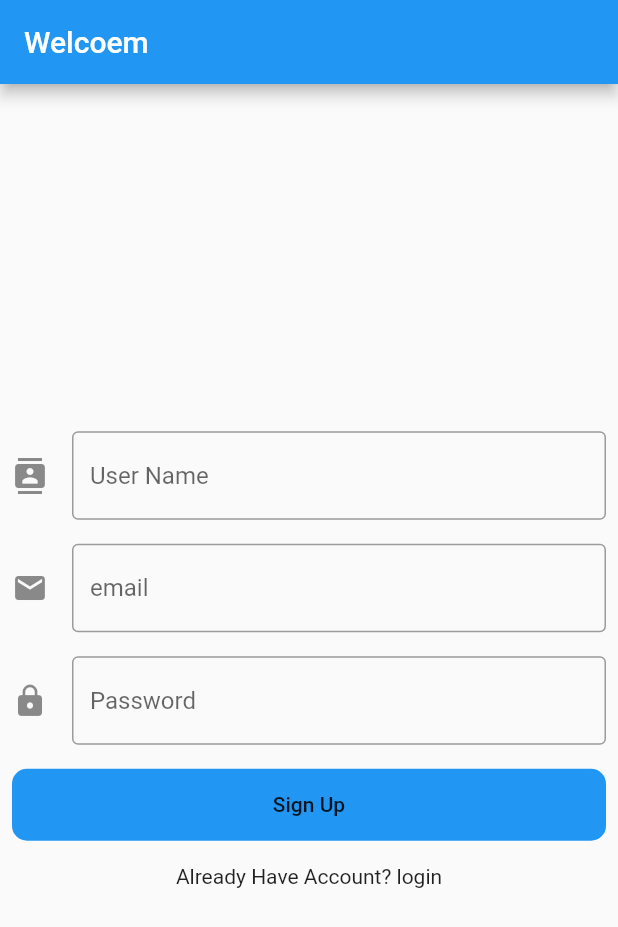
After one commit to AhmedSalemgitHub/park_bark, a Flutter app: the screen it shows after launch, after a tap on "Sign Up", on a phone screen of 412 x 824 dp. The commit adds this screen. Shown: the top 927 px of the screen. Run offline on Flutter 3.47's test engine with Material 2 defaults, Android fonts, the light colour scheme and no system bars; our stand-ins replace carousel_pro, cloud_firestore, firebase_auth, google_sign_in, smooth_star_rating; accounts and stored records are empty.

Commit message:
add sign up page

```diff
--- a/lib/custom_widgets/Products.dart
+++ b/lib/custom_widgets/Products.dart
@@ -105,7 +105,7 @@ class SingleProduct extends StatelessWidget {
                 child: Row(
                   children: <Widget>[
                     Expanded(child: Text(productName,style: TextStyle(fontWeight: FontWeight.bold,fontSize: 16.0),),),
-                    Text("\$${productPrice}",style: TextStyle(color: Colors.red,fontWeight: FontWeight.bold,fontSize: 16.0),)
+                    Text("\$$productPrice",style: TextStyle(color: Colors.red,fontWeight: FontWeight.bold,fontSize: 16.0),)
                   ],
                 )
               ),
--- a/lib/pages/HomePage.dart
+++ b/lib/pages/HomePage.dart
@@ -9,7 +9,7 @@ class HomePage extends StatefulWidget {
 }
 
 class _HomePageState extends State<HomePage> {
-  Widget image_carousel = new Container(
+  Widget imageCarousel = new Container(
     height: 180.0,
     child: Carousel(
       boxFit: BoxFit.cover,
@@ -40,7 +40,7 @@ class _HomePageState extends State<HomePage> {
       ),
       body: Column(
         children: <Widget>[
-          image_carousel,
+          imageCarousel,
           Container(
             alignment: Alignment.center,
             width: double.infinity,
--- a/lib/pages/Landing.dart
+++ b/lib/pages/Landing.dart
@@ -5,7 +5,7 @@ import 'package:park_bark/pages/HomePage.dart';
 import 'package:park_bark/pages/MyCart.dart';
 import 'package:park_bark/pages/MyAccount.dart';
 import 'package:park_bark/pages/More.dart';
-import 'package:park_bark/pages/login.dart';
+
 
 class LandingPage extends StatefulWidget {
   final FirebaseUser user;
--- a/lib/pages/login.dart
+++ b/lib/pages/login.dart
@@ -1,9 +1,6 @@
-
-
 import 'package:flutter/material.dart';
 import 'package:park_bark/pages/Landing.dart';
-import 'package:shared_preferences/shared_preferences.dart';
-import 'package:fluttertoast/fluttertoast.dart';
+import 'package:park_bark/pages/signup.dart';
 import 'package:firebase_auth/firebase_auth.dart';
 import 'package:google_sign_in/google_sign_in.dart';
 import 'package:cloud_firestore/cloud_firestore.dart';
@@ -14,12 +11,14 @@ class LogIn extends StatefulWidget {
 }
 
 class _LogInState extends State<LogIn> {
-
   final GoogleSignIn _googleSignIn = GoogleSignIn();
   final FirebaseAuth _auth = FirebaseAuth.instance;
   final _formKey = GlobalKey<FormState>();
   final TextEditingController _emailTextController = TextEditingController();
   final TextEditingController _passwordTextController = TextEditingController();
+
+  var _formEmail;
+  var _formPassword;
 
   var currentUser = "not Signed in";
 
@@ -37,20 +36,48 @@ class _LogInState extends State<LogIn> {
     final FirebaseUser user =
         (await _auth.signInWithCredential(credential)).user;
 
-    if(user != null) {
+    if (user != null) {
       final QuerySnapshot result = await Firestore.instance
           .collection("users")
-          .where("id",isEqualTo: user.uid).getDocuments();
+          .where("id", isEqualTo: user.uid)
+          .getDocuments();
 
       final List<DocumentSnapshot> document = result.documents;
-      if(document.length == 0){
-        Firestore.instance.collection("users").document(user.uid)
-            .setData({
-          "id":user.uid,
-          "name":user.displayName,
-          "pic":user.photoUrl,
+      if (document.length == 0) {
+        Firestore.instance.collection("users").document(user.uid).setData({
+          "id": user.uid,
+          "name": user.displayName,
+          "pic": user.photoUrl,
         });
+      }
+    }
 
+    return user;
+  }
+
+  Future<FirebaseUser> _handleSignInEmailAndPassword(String _email, String _password) async {
+    final GoogleSignInAccount googleUser = await _googleSignIn.signIn();
+    final GoogleSignInAuthentication googleAuth =
+        await googleUser.authentication;
+    final AuthCredential credential =
+        EmailAuthProvider.getCredential(email: _email, password: _password);
+
+    final FirebaseUser user =
+        (await _auth.signInWithCredential(credential)).user;
+
+    if (user != null) {
+      final QuerySnapshot result = await Firestore.instance
+          .collection("users")
+          .where("id", isEqualTo: user.uid)
+          .getDocuments();
+
+      final List<DocumentSnapshot> document = result.documents;
+      if (document.length == 0) {
+        Firestore.instance.collection("users").document(user.uid).setData({
+          "id": user.uid,
+          "name": user.displayName,
+          "pic": user.photoUrl,
+        });
       }
     }
 
@@ -66,7 +93,9 @@ class _LogInState extends State<LogIn> {
   @override
   Widget build(BuildContext context) {
     return Scaffold(
-      appBar: AppBar(title: Text("Welcoem"),),
+      appBar: AppBar(
+        title: Text("Welcoem"),
+      ),
       body: Center(
         child: Column(
           mainAxisAlignment: MainAxisAlignment.center,
@@ -78,30 +107,35 @@ class _LogInState extends State<LogIn> {
                   Padding(
                     padding: const EdgeInsets.all(8.0),
                     child: TextFormField(
+                      onSaved: (value) {
+                        _formEmail = value;
+                      },
                       controller: _emailTextController,
-                      validator: (value){
-                        if(value.isEmpty){
+                      validator: (value) {
+                        if (value.isEmpty) {
                           return 'please enter your e-mail';
-                        }else{
+                        } else {
                           return null;
                         }
                       },
                       decoration: InputDecoration(
                           hintText: "email",
                           icon: Icon(Icons.email),
-                          border: OutlineInputBorder()
-                      ),
+                          border: OutlineInputBorder()),
                     ),
                   ),
                   Padding(
                     padding: const EdgeInsets.all(8.0),
                     child: TextFormField(
-                      validator: (value){
-                        if(value.isEmpty) {
+                      onSaved: (value) {
+                        _formPassword = value;
+                      },
+                      validator: (value) {
+                        if (value.isEmpty) {
                           return 'please enter your password';
-                        }else if(value.length < 6){
+                        } else if (value.length < 6) {
                           return 'password must be more than 6 charcters';
-                        }else{
+                        } else {
                           return null;
                         }
                       },
@@ -109,14 +143,12 @@ class _LogInState extends State<LogIn> {
                       decoration: InputDecoration(
                           hintText: "Password",
                           icon: Icon(Icons.lock),
-                          border: OutlineInputBorder()
-                      ),
+                          border: OutlineInputBorder()),
                     ),
                   ),
                 ],
               ),
             ),
-
             Padding(
               padding: const EdgeInsets.all(8.0),
               child: Material(
@@ -124,12 +156,7 @@ class _LogInState extends State<LogIn> {
                 color: Colors.blue,
                 child: MaterialButton(
                   minWidth: MediaQuery.of(context).size.width,
-                  onPressed: () {
-                    _handleSignInEmailAndPassword()
-                        .then((FirebaseUser user) =>
-                        Navigator.pushReplacement(context, MaterialPageRoute(builder: (context)=> LandingPage(user))))
-                        .catchError((e) => doAction(e.toString()));
-                  },
+                  onPressed: () {},
                   child: Text("Sign In"),
                 ),
               ),
@@ -143,12 +170,24 @@ class _LogInState extends State<LogIn> {
                   minWidth: MediaQuery.of(context).size.width,
                   onPressed: () {
                     _handleSignInGoogle()
-                        .then((FirebaseUser user) =>
-                            Navigator.pushReplacement(context, MaterialPageRoute(builder: (context)=> LandingPage(user))))
+                        .then((FirebaseUser user) => Navigator.pushReplacement(
+                            context,
+                            MaterialPageRoute(
+                                builder: (context) => LandingPage(user))))
                         .catchError((e) => doAction(e.toString()));
                   },
                   child: Text("Sign in using Google Account"),
                 ),
+              ),
+            ),
+            Padding(
+              padding: EdgeInsets.all(8.0),
+              child: InkWell(
+                child: Text("Sign Up"),
+                onTap: () {
+                  Navigator.of(context).pushReplacement(
+                      MaterialPageRoute(builder: (context) => SignUp()));
+                },
               ),
             ),
           ],
--- /dev/null
+++ b/lib/pages/signup.dart
@@ -0,0 +1,139 @@
+import 'package:flutter/material.dart';
+import 'package:park_bark/pages/login.dart';
+
+class SignUp extends StatefulWidget {
+  @override
+  _SignUpState createState() => _SignUpState();
+}
+
+class _SignUpState extends State<SignUp> {
+
+    final _formKey = GlobalKey<FormState>();
+
+  final TextEditingController _userNameTextController = TextEditingController();
+  final TextEditingController _emailTextController = TextEditingController();
+  final TextEditingController _passwordTextController = TextEditingController();
+
+  var _formUserName = "";
+  var _formEmail = "";
+  var _formPassword = "";
+
+
+  var currentUser = "not Signed in";
+
+    doAction(String message) {
+    setState(() {
+      currentUser = message;
+    });
+  }
+
+  @override
+  Widget build(BuildContext context) {
+    return Scaffold(
+      appBar: AppBar(
+        title: Text("Welcoem"),
+      ),
+      body: Center(
+        child: Column(
+          mainAxisAlignment: MainAxisAlignment.center,
+          children: <Widget>[
+            Form(
+              key: _formKey,
+              child: Column(
+                children: <Widget>[
+// #####  the field of the user name
+                  Padding(
+                    padding: const EdgeInsets.all(8.0),
+                    child: TextFormField(
+                      onSaved: (value) {
+                        _formUserName = value;
+                      },
+                      controller: _userNameTextController,
+                      validator: (value) {
+                        if (value.isEmpty) {
+                          return 'please enter your user name';
+                        } else {
+                          return null;
+                        }
+                      },
+                      decoration: InputDecoration(
+                          hintText: "User Name",
+                          icon: Icon(Icons.contacts),
+                          border: OutlineInputBorder()),
+                    ),
+                  ),
+// #### the email field
+                  Padding(
+                    padding: const EdgeInsets.all(8.0),
+                    child: TextFormField(
+                      onSaved: (value) {
+                        _formEmail = value;
+                      },
+                      controller: _emailTextController,
+                      validator: (value) {
+                        if (value.isEmpty) {
+                          return 'please enter your user name';
+                        } else {
+                          return null;
+                        }
+                      },
+                      decoration: InputDecoration(
+                          hintText: "email",
+                          icon: Icon(Icons.email),
+                          border: OutlineInputBorder()),
+                    ),
+                  ),
+// #### the password field
+                  Padding(
+                    padding: const EdgeInsets.all(8.0),
+                    child: TextFormField(
+                      onSaved: (value) {
+                        _formPassword = value;
+                      },
+                      validator: (value) {
+                        if (value.isEmpty) {
+                          return 'please enter your password';
+                        } else if (value.length < 6) {
+                          return 'password must be more than 6 charcters';
+                        } else {
+                          return null;
+                        }
+                      },
+                      controller: _passwordTextController,
+                      decoration: InputDecoration(
+                          hintText: "Password",
+                          icon: Icon(Icons.lock),
+                          border: OutlineInputBorder()),
+                    ),
+                  ),
+                ],
+              ),
+            ),
+            Padding(
+              padding: const EdgeInsets.all(8.0),
+              child: Material(
+                borderRadius: BorderRadius.circular(10),
+                color: Colors.blue,
+                child: MaterialButton(
+                  minWidth: MediaQuery.of(context).size.width,
+                  onPressed: () {},
+                  child: Text("Sign Up"),
+                ),
+              ),
+            ),
+            Padding(
+              padding: EdgeInsets.all(8.0),
+              child: InkWell(
+                child: Text("Already Have Account? login"),
+                onTap: () {
+                  Navigator.of(context).pushReplacement(
+                      MaterialPageRoute(builder: (context) => LogIn()));
+                },
+              ),
+            ),
+          ],
+        ),
+      ),
+    );
+  }
+}
```
